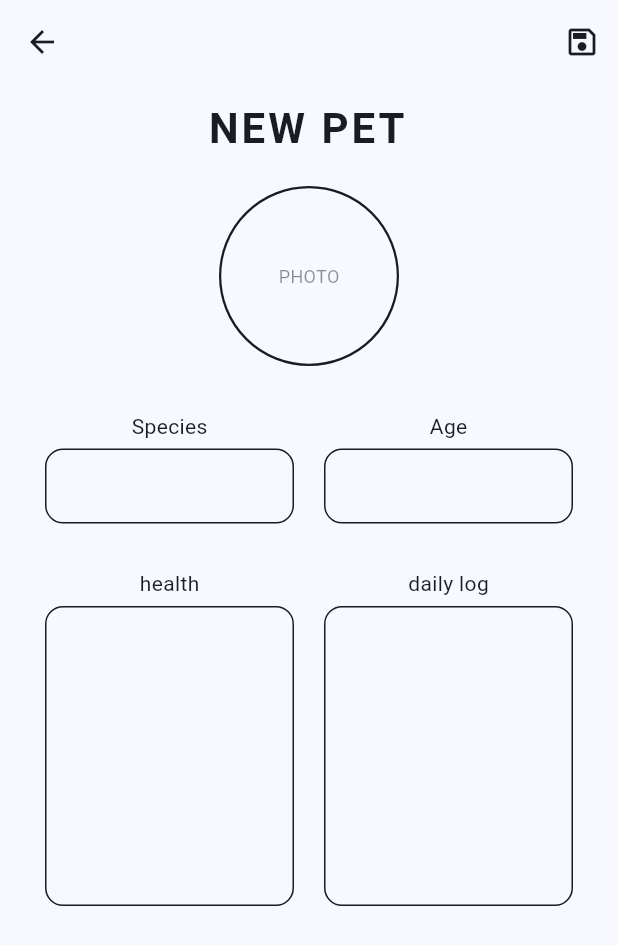
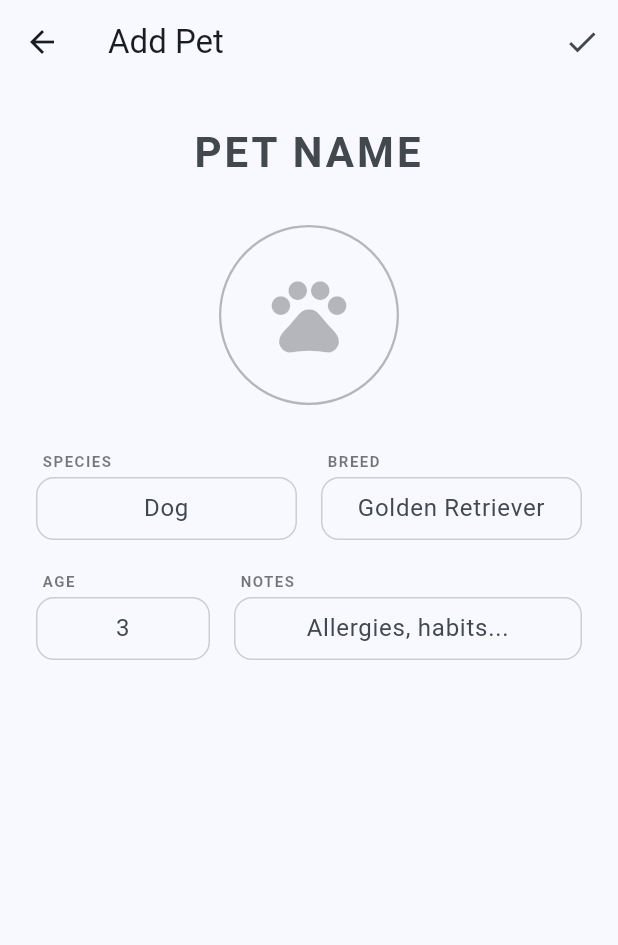
Before and after one commit to LordGooseLive/mern_app, a Flutter app: the PetDetailScreen screen opened directly, on a phone screen of 412 x 824 dp. Shown: the top 945 px of the screen. Run offline on Flutter 3.47's test engine with Material 3 defaults, Android fonts, the light colour scheme and no system bars; drawn by our look-alikes of dynamic_color; our stand-ins replace shared_preferences; accounts and stored records are empty.

Commit message:
added support for other features

```diff
--- /dev/null
+++ b/devtools_options.yaml
@@ -0,0 +1,3 @@
+description: This file stores settings for Dart & Flutter DevTools.
+documentation: https://docs.flutter.dev/tools/devtools/extensions#configure-extension-enablement-states
+extensions:
--- a/lib/screens/pet_detail_screen.dart
+++ b/lib/screens/pet_detail_screen.dart
@@ -14,60 +14,129 @@ class PetDetailScreen extends StatefulWidget {
 }
 
 class _PetDetailScreenState extends State<PetDetailScreen> {
+  final _formKey = GlobalKey<FormState>();
   late TextEditingController _nameController;
   late TextEditingController _speciesController;
   late TextEditingController _ageController;
+  late TextEditingController _breedController;
+  late TextEditingController _notesController;
 
   @override
   void initState() {
     super.initState();
-    _nameController = TextEditingController(text: widget.pet?.name ?? 'NEW PET');
+    _nameController = TextEditingController(text: widget.pet?.name ?? '');
     _speciesController = TextEditingController(text: widget.pet?.species ?? '');
     _ageController = TextEditingController(text: widget.pet?.age?.toString() ?? '');
+    _breedController = TextEditingController(text: widget.pet?.breed ?? '');
+    _notesController = TextEditingController(text: widget.pet?.notes ?? '');
   }
 
   @override
-  Widget build(BuildContext context) {
+  void dispose() {
+    _nameController.dispose();
+    _speciesController.dispose();
+    _ageController.dispose();
+    _breedController.dispose();
+    _notesController.dispose();
+    super.dispose();
+  }
+
+  Future<void> _savePet() async {
+    if (!_formKey.currentState!.validate()) return;
+
     final auth = context.read<AuthProvider>();
     final petProvider = context.read<PetProvider>();
-    final theme = Theme.of(context);
-    final onSurface = theme.colorScheme.onSurface;
 
-    return Scaffold(
-      appBar: AppBar(
-        elevation: 0,
-        iconTheme: IconThemeData(color: onSurface),
-        actions: [
-          IconButton(
-            icon: const Icon(Icons.save_outlined),
-            onPressed: () async {
     final pet = (widget.pet ?? Pet(
       id: '',
       name: '',
       species: '',
       ownerId: auth.currentUser!.id,
     )).copyWith(
-                name: _nameController.text,
-                species: _speciesController.text,
+      name: _nameController.text.trim(),
+      species: _speciesController.text.trim(),
       age: int.tryParse(_ageController.text),
+      breed: _breedController.text.trim(),
+      notes: _notesController.text.trim(),
     );
 
+    bool success;
     if (widget.pet == null) {
-                await petProvider.addPet(pet: pet, token: auth.authToken ?? '');
+      success = await petProvider.addPet(pet: pet, token: auth.authToken ?? '');
     } else {
-                await petProvider.updatePet(petId: widget.pet!.id, pet: pet, token: auth.authToken ?? '');
+      success = await petProvider.updatePet(petId: widget.pet!.id, pet: pet, token: auth.authToken ?? '');
     }
-              if (mounted) Navigator.pop(context);
-            },
+
+    if (mounted) {
+      if (success) {
+        Navigator.pop(context);
+      } else {
+        ScaffoldMessenger.of(context).showSnackBar(
+          SnackBar(content: Text(petProvider.errorMessage ?? 'Failed to save pet')),
+        );
+      }
+    }
+  }
+
+  Future<void> _deletePet() async {
+    final confirm = await showDialog<bool>(
+      context: context,
+      builder: (ctx) => AlertDialog(
+        title: const Text('Delete Pet'),
+        content: Text('Are you sure you want to delete ${_nameController.text}?'),
+        actions: [
+          TextButton(onPressed: () => Navigator.pop(ctx, false), child: const Text('CANCEL')),
+          TextButton(
+            onPressed: () => Navigator.pop(ctx, true),
+            child: const Text('DELETE', style: TextStyle(color: Colors.red)),
+          ),
+        ],
+      ),
+    );
+
+    if (confirm == true && mounted) {
+      final auth = context.read<AuthProvider>();
+      final petProvider = context.read<PetProvider>();
+
+      final success = await petProvider.deletePet(petId: widget.pet!.id, token: auth.authToken ?? '');
+
+      if (mounted) {
+        if (success) {
+          Navigator.pop(context);
+        } else {
+          ScaffoldMessenger.of(context).showSnackBar(
+            SnackBar(content: Text(petProvider.errorMessage ?? 'Failed to delete pet')),
+          );
+        }
+      }
+    }
+  }
+
+  @override
+  Widget build(BuildContext context) {
+    final theme = Theme.of(context);
+    final onSurface = theme.colorScheme.onSurface;
+
+    return Scaffold(
+      appBar: AppBar(
+        title: Text(widget.pet == null ? 'Add Pet' : 'Edit Pet'),
+        elevation: 0,
+        actions: [
+          IconButton(
+            icon: const Icon(Icons.check),
+            onPressed: _savePet,
           )
         ],
       ),
-      body: SingleChildScrollView(
-        padding: const EdgeInsets.symmetric(horizontal: 30),
+      body: Form(
+        key: _formKey,
+        child: SingleChildScrollView(
+          padding: const EdgeInsets.symmetric(horizontal: 24, vertical: 16),
           child: Column(
+            crossAxisAlignment: CrossAxisAlignment.center,
             children: [
               // PET NAME Header
-            TextField(
+              TextFormField(
                 controller: _nameController,
                 textAlign: TextAlign.center,
                 style: TextStyle(
@@ -80,48 +149,49 @@ class _PetDetailScreenState extends State<PetDetailScreen> {
                   border: InputBorder.none,
                   hintText: 'PET NAME',
                 ),
+                validator: (value) => value == null || value.isEmpty ? 'Name is required' : null,
               ),
 
-            const SizedBox(height: 10),
+              const SizedBox(height: 20),
 
-            // PHOTO Circle
+              // PHOTO Circle (Placeholder)
               Container(
                 width: 120,
                 height: 120,
                 decoration: BoxDecoration(
                   shape: BoxShape.circle,
-                border: Border.all(color: onSurface, width: 1.5),
+                  border: Border.all(color: onSurface.withOpacity(0.3), width: 1.5),
                 ),
                 child: Center(
-                child: Text('PHOTO', style: TextStyle(color: onSurface.withOpacity(0.5), fontSize: 12)),
+                  child: Icon(Icons.pets, size: 60, color: onSurface.withOpacity(0.3)),
                 ),
               ),
 
               const SizedBox(height: 30),
 
-            // Species and Age Row
+              // Species and Breed Row
               Row(
                 children: [
                   Expanded(
                     child: _InfoBox(
                       label: 'Species',
-                    child: TextField(
+                      child: TextFormField(
                         controller: _speciesController,
                         style: TextStyle(color: onSurface),
-                      decoration: const InputDecoration(border: InputBorder.none, isDense: true),
+                        decoration: const InputDecoration(border: InputBorder.none, isDense: true, hintText: 'Dog'),
                         textAlign: TextAlign.center,
+                        validator: (value) => value == null || value.isEmpty ? 'Required' : null,
                       ),
                     ),
                   ),
-                const SizedBox(width: 20),
+                  const SizedBox(width: 16),
                   Expanded(
                     child: _InfoBox(
-                    label: 'Age',
-                    child: TextField(
-                      controller: _ageController,
+                      label: 'Breed',
+                      child: TextFormField(
+                        controller: _breedController,
                         style: TextStyle(color: onSurface),
-                      keyboardType: TextInputType.number,
-                      decoration: const InputDecoration(border: InputBorder.none, isDense: true),
+                        decoration: const InputDecoration(border: InputBorder.none, isDense: true, hintText: 'Golden Retriever'),
                         textAlign: TextAlign.center,
                       ),
                     ),
@@ -129,25 +199,36 @@ class _PetDetailScreenState extends State<PetDetailScreen> {
                 ],
               ),
 
-            const SizedBox(height: 30),
+              const SizedBox(height: 20),
 
-            // Health and Daily Log Columns
+              // Age and Notes
               Row(
-              crossAxisAlignment: CrossAxisAlignment.start,
                 children: [
                   Expanded(
+                    flex: 1,
                     child: _InfoBox(
-                    label: 'health',
-                    height: 200,
-                    child: const Text('', textAlign: TextAlign.center),
+                      label: 'Age',
+                      child: TextFormField(
+                        controller: _ageController,
+                        style: TextStyle(color: onSurface),
+                        keyboardType: TextInputType.number,
+                        decoration: const InputDecoration(border: InputBorder.none, isDense: true, hintText: '3'),
+                        textAlign: TextAlign.center,
                       ),
                     ),
-                const SizedBox(width: 20),
+                  ),
+                  const SizedBox(width: 16),
                   Expanded(
+                    flex: 2,
                     child: _InfoBox(
-                    label: 'daily log',
-                    height: 200,
-                    child: const Text('', textAlign: TextAlign.center),
+                      label: 'Notes',
+                      child: TextFormField(
+                        controller: _notesController,
+                        style: TextStyle(color: onSurface),
+                        decoration: const InputDecoration(border: InputBorder.none, isDense: true, hintText: 'Allergies, habits...'),
+                        textAlign: TextAlign.center,
+                        maxLines: 1,
+                      ),
                     ),
                   ),
                 ],
@@ -156,14 +237,22 @@ class _PetDetailScreenState extends State<PetDetailScreen> {
               const SizedBox(height: 40),
 
               if (widget.pet != null)
-              TextButton(
-                onPressed: () async {
-                  await petProvider.deletePet(petId: widget.pet!.id, token: auth.authToken ?? '');
-                  if (mounted) Navigator.pop(context);
-                },
-                child: const Text('DELETE PET', style: TextStyle(color: Colors.red, fontSize: 12)),
+                ElevatedButton.icon(
+                  onPressed: _deletePet,
+                  icon: const Icon(Icons.delete_outline),
+                  label: const Text('DELETE PET'),
+                  style: ElevatedButton.styleFrom(
+                    backgroundColor: Colors.transparent,
+                    foregroundColor: Colors.red,
+                    elevation: 0,
+                    side: const BorderSide(color: Colors.red),
+                    padding: const EdgeInsets.symmetric(horizontal: 32, vertical: 12),
                   ),
+                ),
+
+              const SizedBox(height: 20),
             ],
+          ),
         ),
       ),
     );
@@ -182,15 +271,18 @@ class _InfoBox extends StatelessWidget {
     final onSurface = Theme.of(context).colorScheme.onSurface;
 
     return Column(
+      crossAxisAlignment: CrossAxisAlignment.start,
       children: [
-        Text(label, style: TextStyle(fontSize: 14, fontWeight: FontWeight.w400, color: onSurface)),
-        const SizedBox(height: 5),
+        Padding(
+          padding: const EdgeInsets.only(left: 4, bottom: 4),
+          child: Text(label.toUpperCase(), style: TextStyle(fontSize: 10, fontWeight: FontWeight.bold, color: onSurface.withOpacity(0.6), letterSpacing: 1.0)),
+        ),
         Container(
           width: double.infinity,
           height: height,
-          padding: const EdgeInsets.all(8),
+          padding: const EdgeInsets.symmetric(horizontal: 12, vertical: 4),
           decoration: BoxDecoration(
-            border: Border.all(color: onSurface, width: 1.0),
+            border: Border.all(color: onSurface.withOpacity(0.2), width: 1.0),
             borderRadius: BorderRadius.circular(12),
           ),
           child: child,
```
Also changed, not shown: lib/providers/pet_provider.dart (+34 -5 lines), lib/services/api_service.dart (+101 -34 lines). Lines whose indentation alone changed are shown as unchanged.
